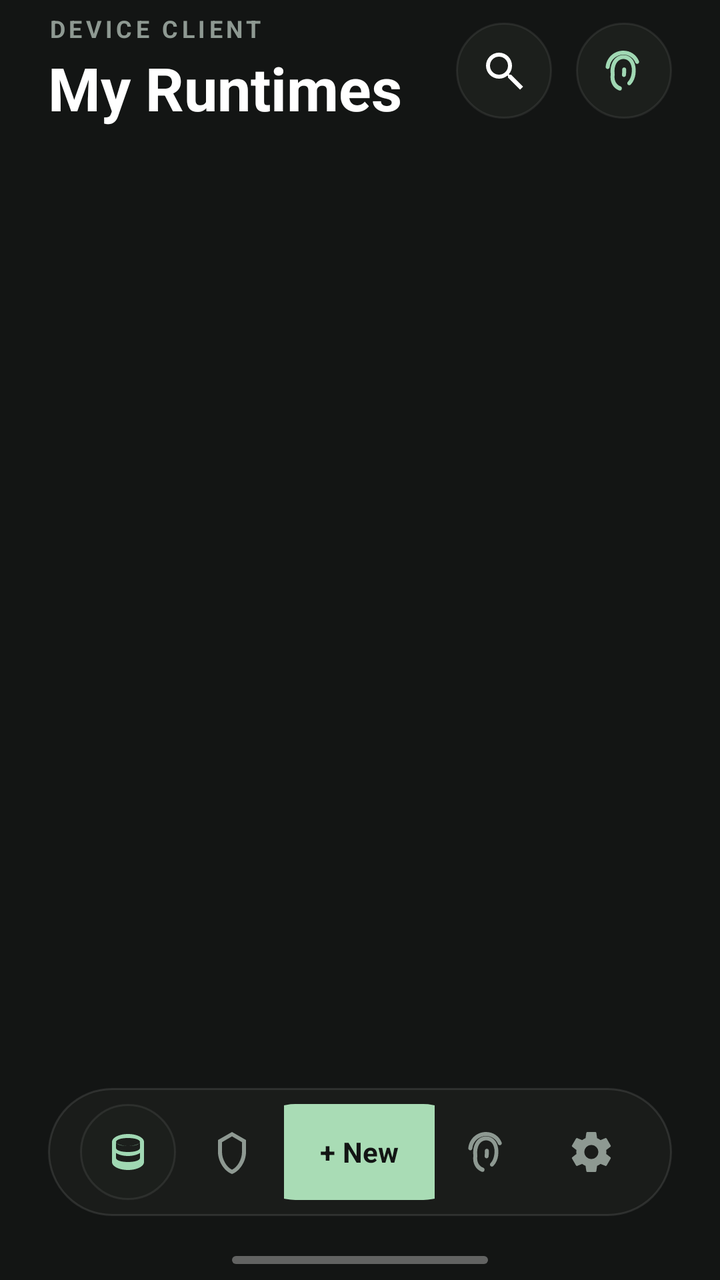
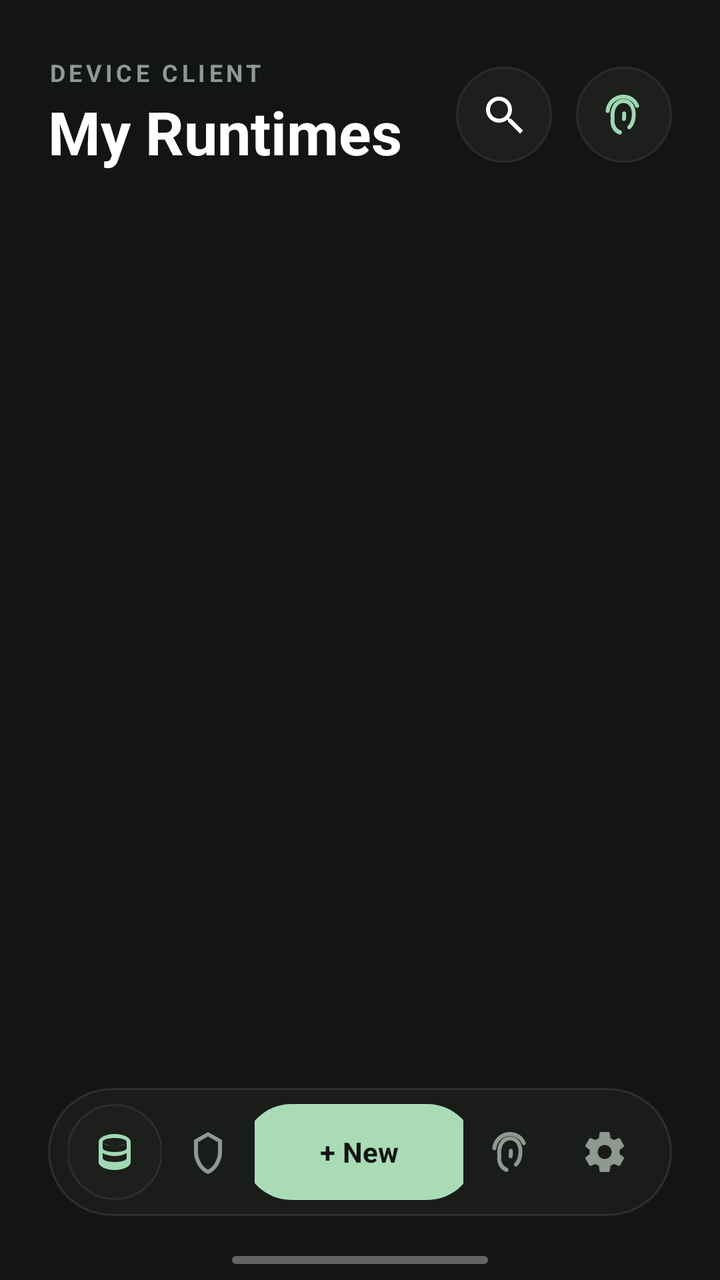

Before-and-after screenshots of an Android layout around one commit, followed by the original layout XML and the change that was made.
<!-- AndroidManifest.xml: application theme Theme.Virtdroid -->
<!-- res/layout/screen_my_runtimes.xml -->
<?xml version="1.0" encoding="utf-8"?>
<FrameLayout xmlns:android="http://schemas.android.com/apk/res/android"
    android:layout_width="match_parent"
    android:layout_height="match_parent"
    android:background="@color/v_bg">

    <LinearLayout
        android:id="@+id/mainContentLayout"
        android:layout_width="match_parent"
        android:layout_height="match_parent"
        android:orientation="vertical">

        <ProgressBar
            android:id="@+id/progressIndicator"
            style="?android:attr/progressBarStyleHorizontal"
            android:layout_width="match_parent"
            android:layout_height="3dp"
            android:indeterminate="true"
            android:visibility="gone" />

        <LinearLayout
            android:id="@+id/header"
            android:layout_width="match_parent"
            android:layout_height="wrap_content"
            android:gravity="center_vertical"
            android:orientation="horizontal"
            android:paddingStart="24dp"
            android:paddingTop="8dp"
            android:paddingEnd="24dp"
            android:paddingBottom="24dp">

            <LinearLayout
                android:layout_width="0dp"
                android:layout_height="wrap_content"
                android:layout_weight="1"
                android:orientation="vertical">

                <TextView
                    android:id="@+id/statusText"
                    android:layout_width="wrap_content"
                    android:layout_height="wrap_content"
                    android:layout_marginBottom="6dp"
                    android:fontFamily="sans"
                    android:includeFontPadding="false"
                    android:letterSpacing="0.15"
                    android:text="@string/home_secure_client"
                    android:textColor="@color/v_text_muted"
                    android:textSize="12sp"
                    android:textStyle="bold" />

                <TextView
                    android:id="@+id/text_title"
                    android:layout_width="wrap_content"
                    android:layout_height="wrap_content"
                    android:fontFamily="sans"
                    android:includeFontPadding="false"
                    android:text="@string/home_title"
                    android:textColor="@color/v_text_primary"
                    android:textSize="30sp"
                    android:textStyle="bold" />
            </LinearLayout>

            <ImageButton
                android:id="@+id/refreshButton"
                android:layout_width="48dp"
                android:layout_height="48dp"
                android:layout_marginEnd="12dp"
                android:background="@drawable/bg_surface_circle"
                android:contentDescription="@string/status_refreshing"
                android:padding="13dp"
                android:src="@drawable/ic_search"
                android:tint="@color/v_text_primary" />

            <ImageButton
                android:id="@+id/accessToggleButton"
                android:layout_width="48dp"
                android:layout_height="48dp"
                android:background="@drawable/bg_surface_circle"
                android:contentDescription="@string/home_access"
                android:padding="13dp"
                android:src="@drawable/ic_fingerprint"
                android:tint="@color/v_accent" />
        </LinearLayout>

        <TextView
            android:id="@+id/runtimeEmptyText"
            android:layout_width="match_parent"
            android:layout_height="wrap_content"
            android:layout_marginStart="24dp"
            android:layout_marginTop="40dp"
            android:layout_marginEnd="24dp"
            android:fontFamily="sans"
            android:gravity="center_horizontal"
            android:includeFontPadding="false"
            android:text="@string/home_empty_subtitle"
            android:textColor="@color/v_text_muted"
            android:textSize="14sp"
            android:visibility="gone" />

        <ScrollView
            android:id="@+id/runtime_scroll"
            android:layout_width="match_parent"
            android:layout_height="0dp"
            android:layout_weight="1"
            android:clipToPadding="false"
            android:fillViewport="false"
            android:overScrollMode="never"
            android:scrollbars="none">

            <LinearLayout
                android:id="@+id/runtimeListContainer"
                android:layout_width="match_parent"
                android:layout_height="wrap_content"
                android:clipToPadding="false"
                android:orientation="vertical"
                android:paddingStart="24dp"
                android:paddingEnd="24dp"
                android:paddingBottom="132dp" />
        </ScrollView>
    </LinearLayout>

    <LinearLayout
        android:id="@+id/bottom_nav"
        android:layout_width="match_parent"
        android:layout_height="64dp"
        android:layout_gravity="bottom"
        android:layout_marginStart="24dp"
        android:layout_marginEnd="24dp"
        android:layout_marginBottom="32dp"
        android:background="@drawable/bg_bottom_nav"
        android:gravity="center"
        android:orientation="horizontal"
        android:paddingStart="14dp"
        android:paddingEnd="14dp">

        <FrameLayout
            android:layout_width="0dp"
            android:layout_height="match_parent"
            android:layout_weight="1">

            <ImageButton
                android:id="@+id/runtimesNavButton"
                android:layout_width="48dp"
                android:layout_height="48dp"
                android:layout_gravity="center"
                android:background="@drawable/bg_surface_circle"
                android:contentDescription="@string/home_title"
                android:padding="13dp"
                android:src="@drawable/ic_storage"
                android:tint="@color/v_accent" />
        </FrameLayout>

        <FrameLayout
            android:layout_width="0dp"
            android:layout_height="match_parent"
            android:layout_weight="1">

            <ImageButton
                android:id="@+id/securityNavButton"
                android:layout_width="48dp"
                android:layout_height="48dp"
                android:layout_gravity="center"
                android:background="@drawable/bg_transparent"
                android:contentDescription="@string/bottom_security"
                android:padding="13dp"
                android:src="@drawable/ic_shield"
                android:tint="@color/v_text_muted" />
        </FrameLayout>

        <FrameLayout
            android:layout_width="0dp"
            android:layout_height="match_parent"
            android:layout_weight="1.45">

            <Button
                android:id="@+id/createRuntimeButton"
                android:layout_width="112dp"
                android:layout_height="48dp"
                android:layout_gravity="center"
                android:background="@drawable/bg_accent_round"
                android:fontFamily="sans"
                android:gravity="center"
                android:minWidth="0dp"
                android:minHeight="0dp"
                android:paddingStart="12dp"
                android:paddingEnd="12dp"
                android:text="+ New"
                android:textAllCaps="false"
                android:textColor="@color/v_bg"
                android:textSize="14sp"
                android:textStyle="bold" />
        </FrameLayout>

        <FrameLayout
            android:layout_width="0dp"
            android:layout_height="match_parent"
            android:layout_weight="1">

            <ImageButton
                android:id="@+id/logsNavButton"
                android:layout_width="48dp"
                android:layout_height="48dp"
                android:layout_gravity="center"
                android:background="@drawable/bg_transparent"
                android:contentDescription="@string/bottom_logs"
                android:padding="13dp"
                android:src="@drawable/ic_fingerprint"
                android:tint="@color/v_text_muted" />
        </FrameLayout>

        <FrameLayout
            android:layout_width="0dp"
            android:layout_height="match_parent"
            android:layout_weight="1">

            <ImageButton
                android:id="@+id/settingsNavButton"
                android:layout_width="48dp"
                android:layout_height="48dp"
                android:layout_gravity="center"
                android:background="@drawable/bg_transparent"
                android:contentDescription="@string/bottom_settings"
                android:padding="13dp"
                android:src="@drawable/ic_settings"
                android:tint="@color/v_text_muted" />
        </FrameLayout>
    </LinearLayout>

    <View
        android:id="@+id/home_indicator"
        android:layout_width="128dp"
        android:layout_height="4dp"
        android:layout_gravity="bottom|center_horizontal"
        android:layout_marginBottom="8dp"
        android:background="@drawable/bg_home_indicator" />
</FrameLayout>
<!-- resources referenced by this layout -->
<resources>
  <color name="v_accent">#A0D8B3</color>
  <color name="v_bg">#131514</color>
  <color name="v_text_muted">#8E9992</color>
  <color name="v_text_primary">#FFFFFFFF</color>
  <!-- drawable bg_accent_round (drawable) -->
  <?xml version="1.0" encoding="utf-8"?>
  <shape
      xmlns:android="http://schemas.android.com/apk/res/android"
      android:shape="rectangle">
      <solid
          android:color="@color/v_accent" />
      <corners
          android:radius="999dp" />
  </shape>
  <!-- drawable bg_bottom_nav (drawable) -->
  <?xml version="1.0" encoding="utf-8"?>
  <shape
      xmlns:android="http://schemas.android.com/apk/res/android"
      android:shape="rectangle">
      <solid
          android:color="@color/v_dock" />
      <corners
          android:radius="999dp" />
      <stroke
          android:width="1dp"
          android:color="#1AFFFFFF" />
  </shape>
  <!-- drawable bg_home_indicator (drawable) -->
  <?xml version="1.0" encoding="utf-8"?>
  <shape
      xmlns:android="http://schemas.android.com/apk/res/android"
      android:shape="rectangle">
      <solid
          android:color="#55FFFFFF" />
      <corners
          android:radius="999dp" />
  </shape>
  <!-- drawable bg_surface_circle (drawable) -->
  <?xml version="1.0" encoding="utf-8"?>
  <shape
      xmlns:android="http://schemas.android.com/apk/res/android"
      android:shape="oval">
      <solid
          android:color="@color/v_surface" />
      <stroke
          android:width="1dp"
          android:color="@color/v_border_soft" />
  </shape>
  <!-- drawable bg_transparent (drawable) -->
  <?xml version="1.0" encoding="utf-8"?>
  <shape
      xmlns:android="http://schemas.android.com/apk/res/android"
      android:shape="rectangle">
      <solid
          android:color="@color/v_transparent" />
  </shape>
  <string name="bottom_logs">Logs</string>
  <string name="bottom_security">Security</string>
  <string name="bottom_settings">Settings</string>
  <string name="home_access">Access</string>
  <string name="home_empty_subtitle">Provision your first cloud phone to get started.</string>
  <string name="home_secure_client">DEVICE CLIENT</string>
  <string name="home_title">My Runtimes</string>
  <string name="status_refreshing">Refreshing runtimes…</string>
  <color name="v_dock">#CC1C1F1C</color>
  <color name="v_surface">#1C1F1C</color>
  <color name="v_border_soft">#14FFFFFF</color>
  <color name="v_transparent">#00000000</color>
  <color name="virtdroid_primary">#A9DCB5</color>
  <color name="virtdroid_on_primary">#111311</color>
  <color name="virtdroid_secondary">#262D28</color>
  <color name="virtdroid_surface">#0B0E0C</color>
  <color name="virtdroid_on_surface">#F3F5F2</color>
  <color name="virtdroid_error">#C86D64</color>
  <style name="Widget.Virtdroid.Card" parent="Widget.Material3.CardView.Filled">
          <item name="cardBackgroundColor">@color/virtdroid_card_surface</item>
          <item name="strokeColor">@color/virtdroid_card_stroke</item>
          <item name="strokeWidth">1dp</item>
          <item name="cardCornerRadius">30dp</item>
          <item name="cardElevation">0dp</item>
      </style>
  <color name="virtdroid_card_surface">#181D1A</color>
  <color name="virtdroid_card_stroke">#14303931</color>
  <style name="ShapeAppearance.Virtdroid.Pill" parent="ShapeAppearance.Material3.MediumComponent">
          <item name="cornerFamily">rounded</item>
          <item name="cornerSize">999dp</item>
      </style>
  <color name="virtdroid_card_stroke_soft">#0E2B3430</color>
  <color name="virtdroid_surface_alt">#151A17</color>
  <color name="virtdroid_on_surface_muted">#737B75</color>
  <style name="ShapeAppearance.Virtdroid.Input" parent="ShapeAppearance.Material3.LargeComponent">
          <item name="cornerFamily">rounded</item>
          <item name="cornerSize">28dp</item>
      </style>
  <!-- unchanged entries left out for length: 9 -->
</resources>

<!-- the commit's change to res/layout/screen_my_runtimes.xml (unified diff, before → after) -->
@@ -25,9 +25,9 @@
             android:gravity="center_vertical"
             android:orientation="horizontal"
             android:paddingStart="24dp"
-            android:paddingTop="8dp"
+            android:paddingTop="30dp"
             android:paddingEnd="24dp"
-            android:paddingBottom="24dp">
+            android:paddingBottom="30dp">
 
             <LinearLayout
                 android:layout_width="0dp"
@@ -113,6 +113,7 @@
                 android:layout_height="wrap_content"
                 android:clipToPadding="false"
                 android:orientation="vertical"
+                android:paddingTop="10dp"
                 android:paddingStart="24dp"
                 android:paddingEnd="24dp"
                 android:paddingBottom="132dp" />
@@ -130,13 +131,13 @@
         android:background="@drawable/bg_bottom_nav"
         android:gravity="center"
         android:orientation="horizontal"
-        android:paddingStart="14dp"
-        android:paddingEnd="14dp">
-
-        <FrameLayout
-            android:layout_width="0dp"
-            android:layout_height="match_parent"
-            android:layout_weight="1">
+        android:paddingStart="10dp"
+        android:paddingEnd="10dp">
+
+        <FrameLayout
+            android:layout_width="0dp"
+            android:layout_height="match_parent"
+            android:layout_weight="0.9">
 
             <ImageButton
                 android:id="@+id/runtimesNavButton"
@@ -153,7 +154,7 @@
         <FrameLayout
             android:layout_width="0dp"
             android:layout_height="match_parent"
-            android:layout_weight="1">
+            android:layout_weight="0.9">
 
             <ImageButton
                 android:id="@+id/securityNavButton"
@@ -170,11 +171,11 @@
         <FrameLayout
             android:layout_width="0dp"
             android:layout_height="match_parent"
-            android:layout_weight="1.45">
+            android:layout_weight="2.0">
 
             <Button
                 android:id="@+id/createRuntimeButton"
-                android:layout_width="112dp"
+                android:layout_width="116dp"
                 android:layout_height="48dp"
                 android:layout_gravity="center"
                 android:background="@drawable/bg_accent_round"
@@ -194,7 +195,7 @@
         <FrameLayout
             android:layout_width="0dp"
             android:layout_height="match_parent"
-            android:layout_weight="1">
+            android:layout_weight="0.9">
 
             <ImageButton
                 android:id="@+id/logsNavButton"
@@ -211,7 +212,7 @@
         <FrameLayout
             android:layout_width="0dp"
             android:layout_height="match_parent"
-            android:layout_weight="1">
+            android:layout_weight="0.9">
 
             <ImageButton
                 android:id="@+id/settingsNavButton"
